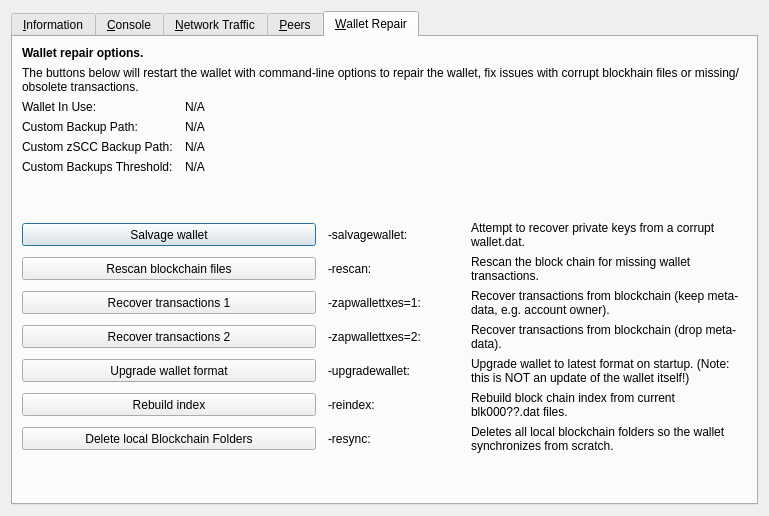
This is src/qt/forms/rpcconsole.ui in stakecube/stakecubecoin-archive as Qt 5 draws it before an edit. The edited form follows.
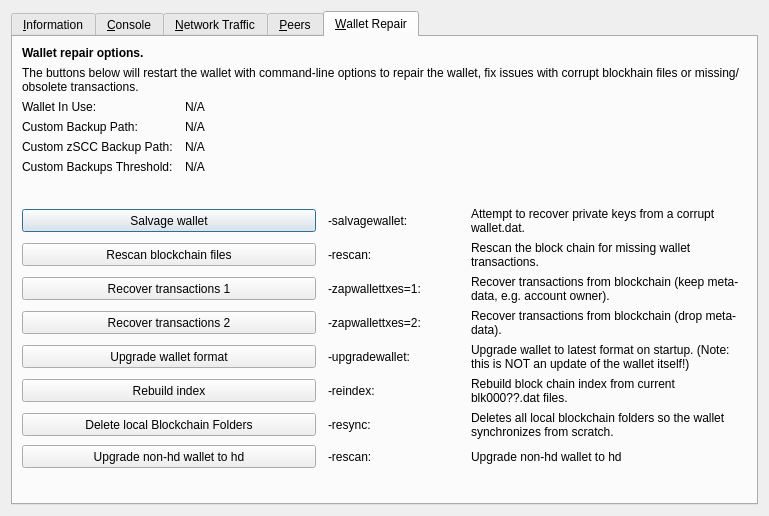
This is the edited form. The open tabs and pages were chosen to show the change. Icons and pictures are not drawn. Custom widgets are drawn as their Qt base class.

Commit message: Upgrade path for non-HD wallets to HD

Diff of the .ui file:
```diff
--- a/src/qt/forms/rpcconsole.ui
+++ b/src/qt/forms/rpcconsole.ui
@@ -1634,7 +1634,37 @@
          </property>
         </widget>
        </item>
-       <item row="14" column="0">
+       <item row="14" column="0" colspan="2">
+        <widget class="QPushButton" name="btn_convert_to_hd_Wallet">
+         <property name="minimumSize">
+          <size>
+           <width>100</width>
+           <height>23</height>
+          </size>
+         </property>
+         <property name="text">
+          <string>Upgrade non-hd wallet to hd</string>
+         </property>
+        </widget>
+       </item>
+       <item row="14" column="2">
+        <widget class="QLabel" name="label_convert_to_hd_Wallet_command">
+         <property name="text">
+          <string>-rescan:</string>
+         </property>
+        </widget>
+       </item>
+       <item row="14" column="3">
+        <widget class="QLabel" name="label_convert_to_hd_Wallet">
+         <property name="text">
+          <string>Upgrade non-hd wallet to hd</string>
+         </property>
+         <property name="wordWrap">
+          <bool>true</bool>
+         </property>
+        </widget>
+       </item>
+       <item row="15" column="0">
         <spacer name="verticalSpacer_repair2">
          <property name="orientation">
           <enum>Qt::Vertical</enum>
```
The commit also changes 16 other files.
